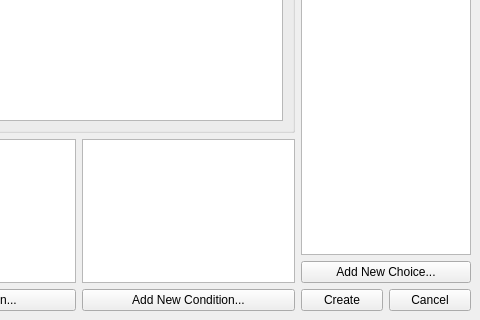
Above: editor/dialogue.ui from SodaCookie/rpeg before the change; both pictures show x 146 to 626 and y 158 to 478 of the 626 by 478 pixel window. Below: the same form after it.
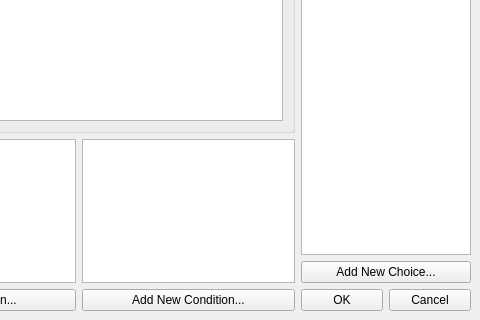
That is the form after the change.

The edit to the form file:
```diff
--- a/editor/dialogue.ui
+++ b/editor/dialogue.ui
@@ -221,7 +221,7 @@
         <item>
          <widget class="QPushButton" name="createButton">
           <property name="text">
-           <string>Create</string>
+           <string>OK</string>
           </property>
          </widget>
         </item>
```
